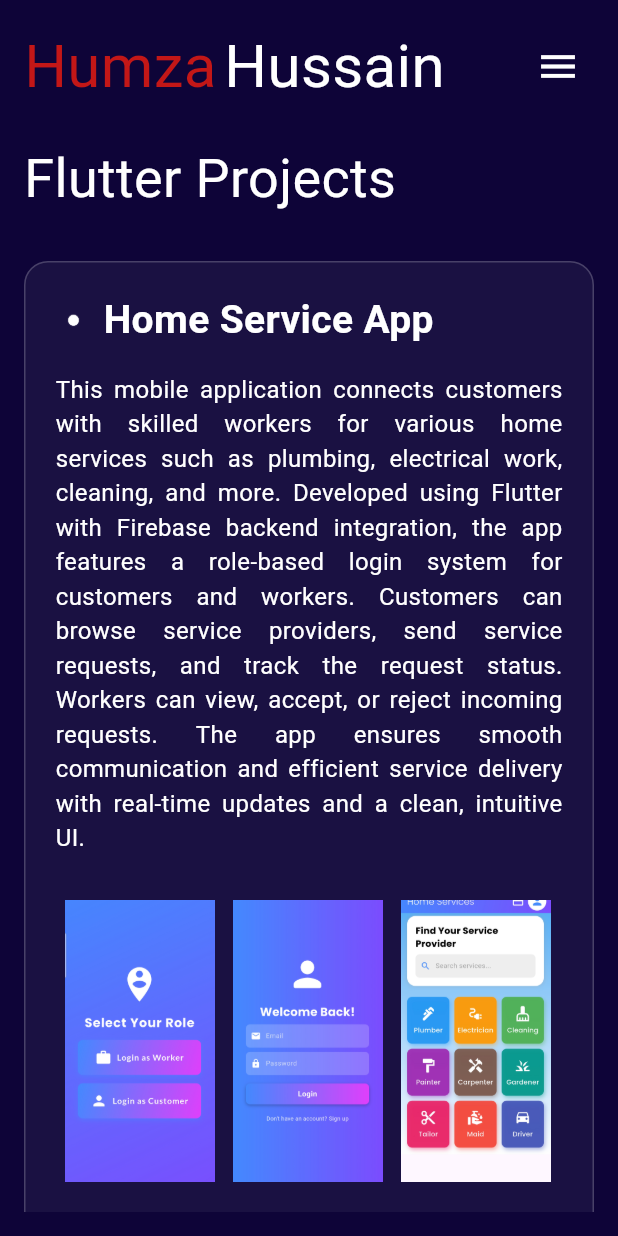
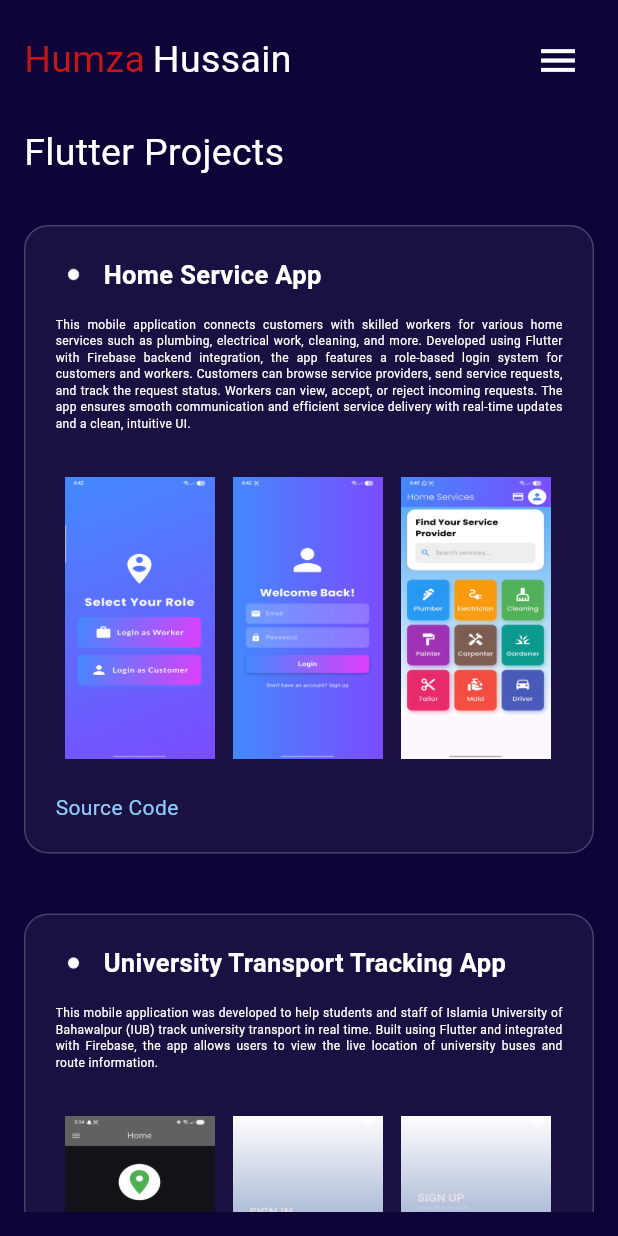
Before and after one commit to hamzaMalik469/my_portfolio, a Flutter app: the Project screen opened by its route, on a phone screen of 412 x 824 dp. Run offline on Flutter 3.47's test engine with Material 3 defaults, Android fonts, the phone set to English and light mode, and no system bars; our stand-ins replace firebase_core, get, google_fonts, url_strategy; missing offline and left inert: dart:html; accounts and stored records are empty.

Commit message:
Responsive Completed and open pisc Screen Added

```diff
--- a/lib/Common Widgets/drawer.dart
+++ b/lib/Common Widgets/drawer.dart
@@ -22,7 +22,7 @@ Drawer myDrawer = Drawer(
         onTap: () => Get.toNamed("/Home"),
       ),
       ListTile(
-        title: Text('Project', style: GoogleFonts.inriaSerif(color: white)),
+        title: Text('Projects', style: GoogleFonts.inriaSerif(color: white)),
         onTap: () => Get.toNamed("/Project"),
       ),
       ListTile(
--- a/lib/Common Widgets/nav_bar.dart
+++ b/lib/Common Widgets/nav_bar.dart
@@ -36,7 +36,7 @@ class NavBar extends StatelessWidget {
               Row(
                 children: [
                   _navItem("Home", "/Home"),
-                  _navItem("Project", "/Project"),
+                  _navItem("Projects", "/Project"),
                   _navItem("About", "/About"),
                   ElevatedButton(
                     onPressed: () {
@@ -70,11 +70,11 @@ class NavBar extends StatelessWidget {
                 children: [
                   Text("Humza",
                       style:
-                          GoogleFonts.islandMoments(color: red, fontSize: 40)),
+                          GoogleFonts.islandMoments(color: red, fontSize: 25)),
                   const SizedBox(width: 5),
                   Text("Hussain",
                       style: GoogleFonts.islandMoments(
-                          color: white, fontSize: 40)),
+                          color: white, fontSize: 25)),
                 ],
               ),
 
--- a/lib/Screens/About/about.dart
+++ b/lib/Screens/About/about.dart
@@ -100,7 +100,7 @@ class AboutBox extends StatelessWidget {
           Text(
             catagory,
             style: GoogleFonts.inriaSerif(
-              fontSize: isMobile ? 28 : 48,
+              fontSize: isMobile ? 20 : 48,
               color: white,
               fontWeight: FontWeight.bold,
             ),
@@ -111,7 +111,7 @@ class AboutBox extends StatelessWidget {
           Text(
             des,
             style: GoogleFonts.inriaSerif(
-              fontSize: isMobile ? 18 : 28,
+              fontSize: isMobile ? 10 : 28,
               color: white,
             ),
             textAlign: isMobile ? TextAlign.justify : TextAlign.left,
--- a/lib/Screens/Project/project.dart
+++ b/lib/Screens/Project/project.dart
@@ -1,4 +1,5 @@
 import 'package:flutter/material.dart';
+import 'package:get/get.dart';
 import 'package:google_fonts/google_fonts.dart';
 import 'package:my_portfolio/Common%20Widgets/drawer.dart';
 import 'package:my_portfolio/Utility/icons_strings.dart';
@@ -78,7 +79,7 @@ class Project extends StatelessWidget {
                 Text(
                   projectName,
                   style: GoogleFonts.abhayaLibre(
-                    fontSize: isMobile ? 36 : 70,
+                    fontSize: isMobile ? 25 : 70,
                     color: white,
                   ),
                 ),
@@ -106,7 +107,7 @@ class Project extends StatelessWidget {
                               child: Text(
                                 project.name,
                                 style: GoogleFonts.abhayaLibre(
-                                  fontSize: isMobile ? 26 : 40,
+                                  fontSize: isMobile ? 17 : 40,
                                   color: white,
                                   fontWeight: FontWeight.bold,
                                 ),
@@ -121,7 +122,7 @@ class Project extends StatelessWidget {
                         Text(
                           project.desc,
                           style: GoogleFonts.inriaSerif(
-                            fontSize: isMobile ? 16 : 18,
+                            fontSize: isMobile ? 8 : 18,
                             color: white,
                           ),
                           textAlign:
@@ -138,9 +139,11 @@ class Project extends StatelessWidget {
                             child: Row(
                               children: project.pics.map((pic) {
                                 return PicWidget(
+                                  pics: project.pics,
                                   image: pic,
                                   width: isMobile ? 100 : 119,
                                   height: isMobile ? 200 : 258,
+                                  index: pic.indexOf(pic),
                                 );
                               }).toList(),
                             ),
@@ -180,12 +183,14 @@ class PicWidget extends StatelessWidget {
     super.key,
     required this.image,
     required this.width,
-    required this.height,
+    required this.height, required this.index, required this.pics,
   });
 
   final String image;
   final double width;
   final double height;
+  final int index;
+  final List<String> pics;
 
   @override
   Widget build(BuildContext context) {
@@ -193,11 +198,18 @@ class PicWidget extends StatelessWidget {
       padding: const EdgeInsets.all(6.0),
       child: Container(
         decoration: BoxDecoration(borderRadius: BorderRadius.circular(10)),
-        child: Image.asset(
-          image,
-          width: width,
-          height: height,
-          fit: BoxFit.cover,
+        child: InkWell(onTap: () {
+          Get.toNamed('/Image', arguments: {
+            'images': pics,
+            'initialIndex': index,
+          });
+        },
+          child: Image.asset(
+            image,
+            width: width,
+            height: height,
+            fit: BoxFit.fill,
+          ),
         ),
       ),
     );
--- a/lib/main.dart
+++ b/lib/main.dart
@@ -3,6 +3,7 @@ import 'package:flutter/material.dart';
 import 'package:get/get.dart';
 import 'package:my_portfolio/Screens/About/about.dart';
 import 'package:my_portfolio/Screens/Home/home.dart';
+import 'package:my_portfolio/Screens/Project/imageOpen.dart';
 import 'package:my_portfolio/Screens/Project/project.dart';
 import 'package:url_strategy/url_strategy.dart';
 import 'firebase_options.dart';
@@ -30,7 +31,8 @@ class MyApp extends StatelessWidget {
       getPages: [
         GetPage(name: '/Home', page: ()=> Home()),
         GetPage(name: '/Project', page: ()=> Project()),
-        GetPage(name: '/About', page: ()=> About())
+        GetPage(name: '/About', page: ()=> About()),
+        GetPage(name: '/Image', page: ()=> ImageScreen())
 
 
       ],
```
Also changed, not shown: lib/Screens/Home/short_intro.dart (+6 -6 lines), lib/Screens/Project/imageOpen.dart (added, +106 -0 lines), 4 other files.
